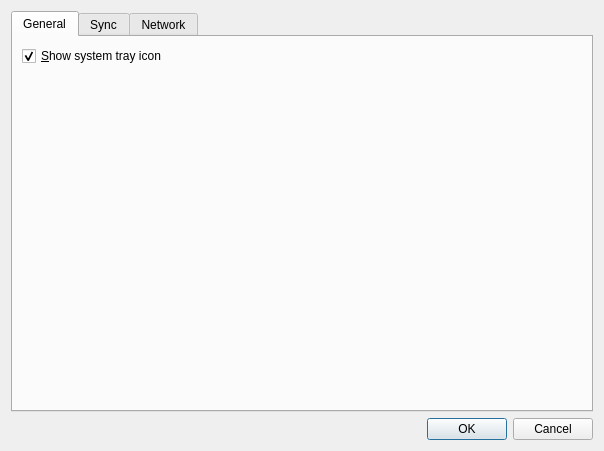
Before: the Qt Designer form optionsdialog.ui in Vytax/hippo, drawn with Qt 5.
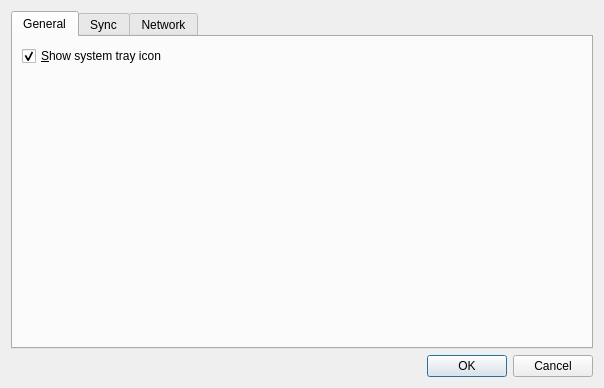
After: the same form once the commit is applied. Icons and pictures are not drawn.

```diff
--- a/optionsdialog.ui
+++ b/optionsdialog.ui
@@ -10,6 +10,12 @@
     <height>388</height>
    </rect>
   </property>
+  <property name="minimumSize">
+   <size>
+    <width>500</width>
+    <height>300</height>
+   </size>
+  </property>
   <property name="windowTitle">
    <string>Options</string>
   </property>
```
Left out of the diff: 6 changed lines with no effect on the pictures.
